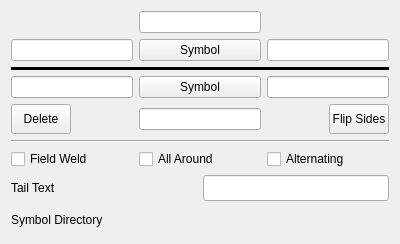
The window that src/Mod/TechDraw/Gui/TaskWeldingSymbol.ui (southseact-3d/fcd) describes before a commit, drawn with Qt 5.
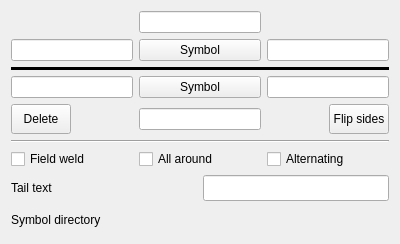
The same window after the commit. Icons and pictures are not drawn. Custom widgets are drawn as their Qt base class.

```diff
--- a/src/Mod/TechDraw/Gui/TaskWeldingSymbol.ui
+++ b/src/Mod/TechDraw/Gui/TaskWeldingSymbol.ui
@@ -213,7 +213,7 @@
             <string>Flips the sides</string>
            </property>
            <property name="text">
-            <string>Flip Sides</string>
+            <string>Flip sides</string>
            </property>
           </widget>
          </item>
@@ -239,7 +239,7 @@
 at the kink in the leader line</string>
        </property>
        <property name="text">
-        <string>Field Weld</string>
+        <string>Field weld</string>
        </property>
       </widget>
      </item>
@@ -250,7 +250,7 @@
 at the kink in the leader line</string>
        </property>
        <property name="text">
-        <string>All Around</string>
+        <string>All around</string>
        </property>
       </widget>
      </item>
@@ -271,7 +271,7 @@
      <item row="0" column="0">
       <widget class="QLabel" name="label_5">
        <property name="text">
-        <string>Tail Text</string>
+        <string>Tail text</string>
        </property>
       </widget>
      </item>
@@ -291,7 +291,7 @@
      <item row="1" column="0">
       <widget class="QLabel" name="label">
        <property name="text">
-        <string>Symbol Directory</string>
+        <string>Symbol directory</string>
        </property>
       </widget>
      </item>
```
Left out of the diff: 4 changed lines with no effect on the pictures.
